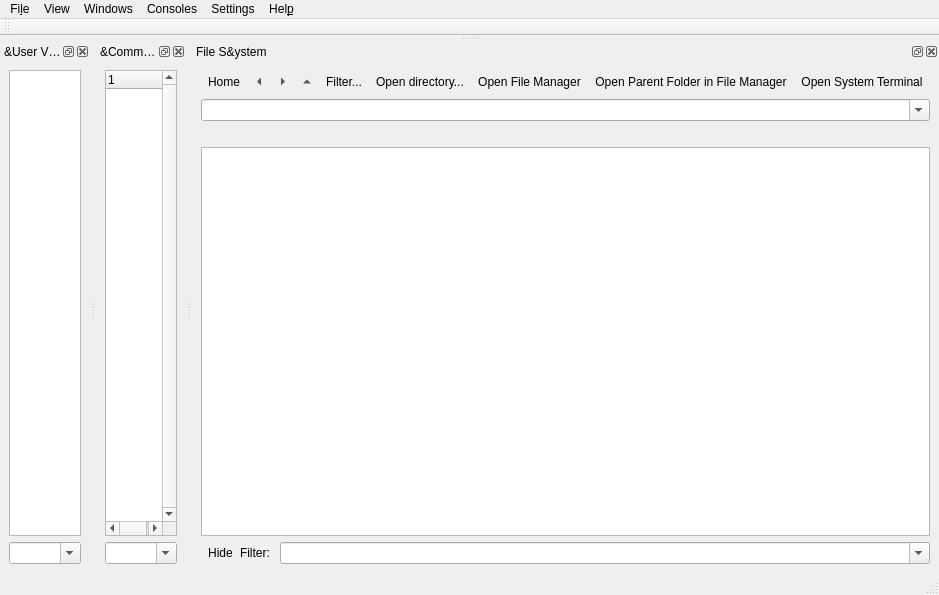
The window that src/scipyen/gui/mainwindow.ui (ctigaret/scipyen) describes before a commit, drawn with Qt 5.
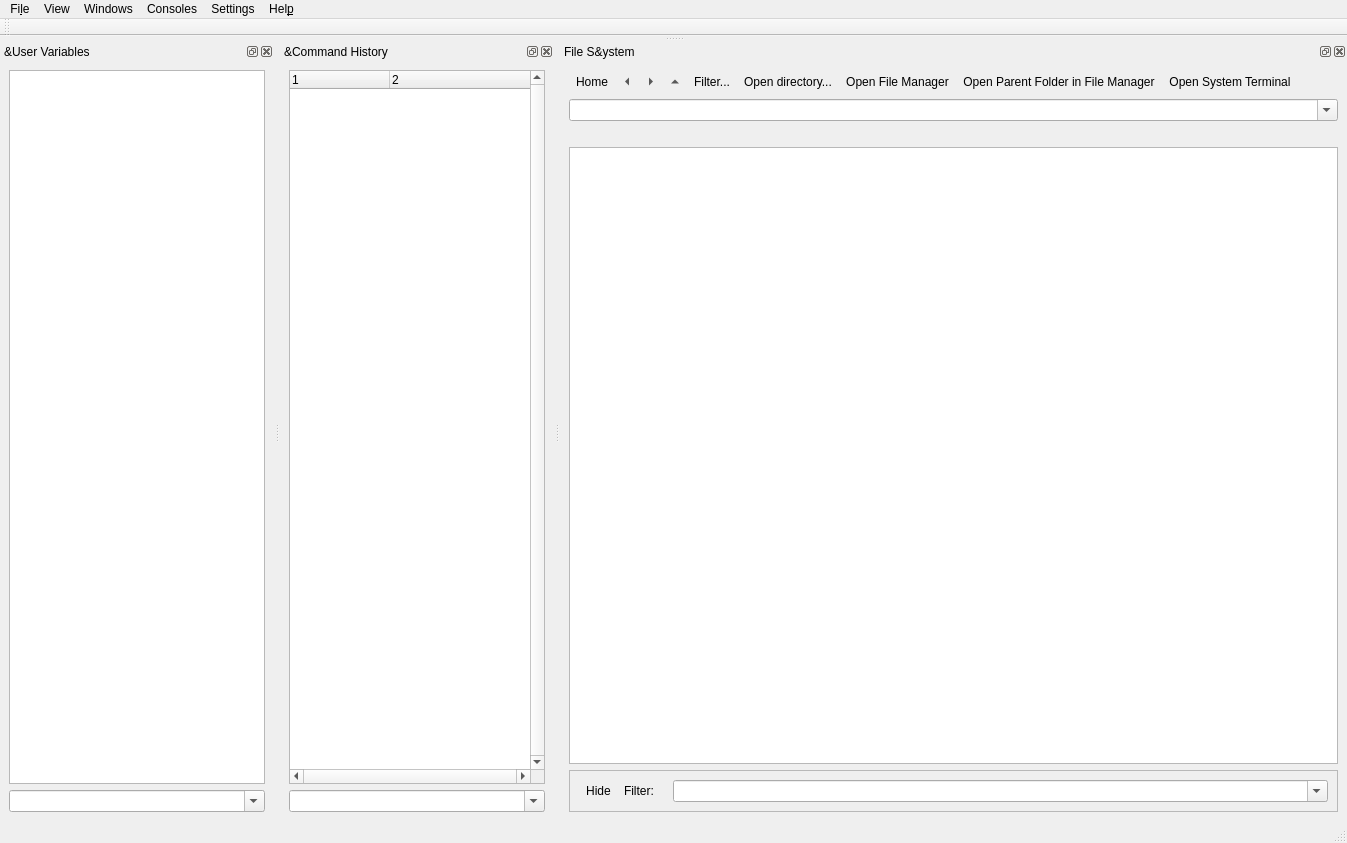
The same window after the commit. Icons and pictures are not drawn.

Patch:
```diff
--- a/src/scipyen/gui/mainwindow.ui
+++ b/src/scipyen/gui/mainwindow.ui
@@ -7,8 +7,8 @@
    <rect>
     <x>0</x>
     <y>0</y>
-    <width>938</width>
-    <height>595</height>
+    <width>1159</width>
+    <height>843</height>
    </rect>
   </property>
   <property name="sizePolicy">
@@ -46,8 +46,8 @@
     <rect>
      <x>0</x>
      <y>0</y>
-     <width>938</width>
-     <height>28</height>
+     <width>1159</width>
+     <height>30</height>
     </rect>
    </property>
    <property name="sizePolicy">
@@ -154,7 +154,7 @@
      <item>
       <widget class="QTableView" name="workspaceView">
        <property name="sizePolicy">
-        <sizepolicy hsizetype="Preferred" vsizetype="Preferred">
+        <sizepolicy hsizetype="MinimumExpanding" vsizetype="Preferred">
          <horstretch>0</horstretch>
          <verstretch>0</verstretch>
         </sizepolicy>
@@ -240,7 +240,7 @@
      <item>
       <widget class="QComboBox" name="varNameFilterFinderComboBox">
        <property name="sizePolicy">
-        <sizepolicy hsizetype="Preferred" vsizetype="Fixed">
+        <sizepolicy hsizetype="MinimumExpanding" vsizetype="Fixed">
          <horstretch>0</horstretch>
          <verstretch>0</verstretch>
         </sizepolicy>
@@ -287,7 +287,7 @@
      <item>
       <widget class="QTreeWidget" name="historyTreeWidget">
        <property name="sizePolicy">
-        <sizepolicy hsizetype="Preferred" vsizetype="Preferred">
+        <sizepolicy hsizetype="MinimumExpanding" vsizetype="Preferred">
          <horstretch>0</horstretch>
          <verstretch>0</verstretch>
         </sizepolicy>
@@ -358,7 +358,7 @@
      <item>
       <widget class="QComboBox" name="commandFinderComboBox">
        <property name="sizePolicy">
-        <sizepolicy hsizetype="Preferred" vsizetype="Fixed">
+        <sizepolicy hsizetype="MinimumExpanding" vsizetype="Fixed">
          <horstretch>0</horstretch>
          <verstretch>0</verstretch>
         </sizepolicy>
@@ -401,11 +401,8 @@
     <number>8</number>
    </attribute>
    <widget class="QWidget" name="dockWidgetFileSystemContents">
-    <layout class="QVBoxLayout" name="verticalLayout_5">
-     <property name="sizeConstraint">
-      <enum>QLayout::SetNoConstraint</enum>
-     </property>
-     <item>
+    <layout class="QGridLayout" name="gridLayout">
+     <item row="0" column="0">
       <layout class="QHBoxLayout" name="horizontalLayout">
        <property name="spacing">
         <number>0</number>
@@ -598,6 +595,9 @@
          <property name="orientation">
           <enum>Qt::Horizontal</enum>
          </property>
+         <property name="sizeType">
+          <enum>QSizePolicy::MinimumExpanding</enum>
+         </property>
          <property name="sizeHint" stdset="0">
           <size>
            <width>40</width>
@@ -608,7 +608,7 @@
        </item>
       </layout>
      </item>
-     <item>
+     <item row="1" column="0">
       <widget class="QComboBox" name="directoryComboBox">
        <property name="sizePolicy">
         <sizepolicy hsizetype="Preferred" vsizetype="Fixed">
@@ -633,14 +633,8 @@
        </property>
       </widget>
      </item>
-     <item>
-      <layout class="QVBoxLayout" name="verticalLayout_2">
-       <property name="spacing">
-        <number>6</number>
-       </property>
-       <property name="sizeConstraint">
-        <enum>QLayout::SetNoConstraint</enum>
-       </property>
+     <item row="2" column="0">
+      <layout class="QVBoxLayout" name="verticalLayout">
        <item>
         <widget class="QLabel" name="currentDirLabel">
          <property name="sizePolicy">
@@ -668,6 +662,9 @@
          <property name="acceptDrops">
           <bool>false</bool>
          </property>
+         <property name="sizeAdjustPolicy">
+          <enum>QAbstractScrollArea::AdjustToContentsOnFirstShow</enum>
+         </property>
          <property name="editTriggers">
           <set>QAbstractItemView::DoubleClicked</set>
          </property>
@@ -707,12 +704,6 @@
          <attribute name="headerCascadingSectionResizes">
           <bool>true</bool>
          </attribute>
-         <attribute name="headerMinimumSectionSize">
-          <number>100</number>
-         </attribute>
-         <attribute name="headerDefaultSectionSize">
-          <number>100</number>
-         </attribute>
          <attribute name="headerHighlightSections">
           <bool>true</bool>
          </attribute>
@@ -720,40 +711,22 @@
           <bool>true</bool>
          </attribute>
          <attribute name="headerStretchLastSection">
-          <bool>true</bool>
+          <bool>false</bool>
          </attribute>
         </widget>
        </item>
        <item>
         <widget class="QFrame" name="filesFilterFrame">
          <property name="frameShape">
-          <enum>QFrame::NoFrame</enum>
+          <enum>QFrame::StyledPanel</enum>
          </property>
          <property name="frameShadow">
-          <enum>QFrame::Plain</enum>
+          <enum>QFrame::Sunken</enum>
          </property>
          <property name="lineWidth">
           <number>0</number>
          </property>
          <layout class="QHBoxLayout" name="horizontalLayout_2">
-          <property name="spacing">
-           <number>0</number>
-          </property>
-          <property name="sizeConstraint">
-           <enum>QLayout::SetNoConstraint</enum>
-          </property>
-          <property name="leftMargin">
-           <number>0</number>
-          </property>
-          <property name="topMargin">
-           <number>0</number>
-          </property>
-          <property name="rightMargin">
-           <number>0</number>
-          </property>
-          <property name="bottomMargin">
-           <number>0</number>
-          </property>
           <item>
            <widget class="QToolButton" name="hideFilesFilterToolBtn">
             <property name="toolTip">
@@ -780,7 +753,7 @@
           <item>
            <widget class="QLabel" name="filesFilterLabel">
             <property name="sizePolicy">
-             <sizepolicy hsizetype="Fixed" vsizetype="Preferred">
+             <sizepolicy hsizetype="Fixed" vsizetype="Fixed">
               <horstretch>0</horstretch>
               <verstretch>0</verstretch>
              </sizepolicy>
@@ -799,12 +772,12 @@
              <enum>Qt::Horizontal</enum>
             </property>
             <property name="sizeType">
-             <enum>QSizePolicy::Maximum</enum>
+             <enum>QSizePolicy::Preferred</enum>
             </property>
             <property name="sizeHint" stdset="0">
              <size>
-              <width>10</width>
-              <height>20</height>
+              <width>13</width>
+              <height>17</height>
              </size>
             </property>
            </spacer>
@@ -844,7 +817,7 @@
   </widget>
   <widget class="QToolBar" name="toolBar">
    <property name="sizePolicy">
-    <sizepolicy hsizetype="Preferred" vsizetype="Fixed">
+    <sizepolicy hsizetype="MinimumExpanding" vsizetype="Fixed">
      <horstretch>0</horstretch>
      <verstretch>0</verstretch>
     </sizepolicy>
```
Left out of the diff: 2 changed lines with no effect on the pictures.
